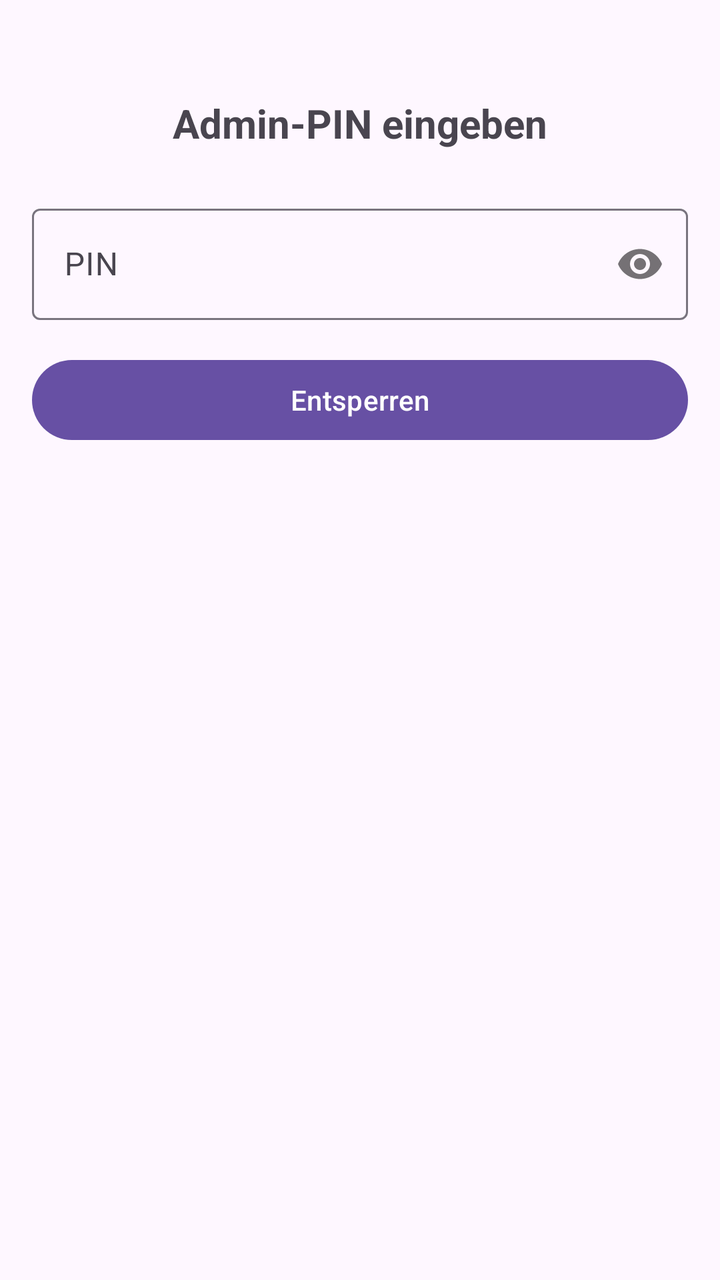
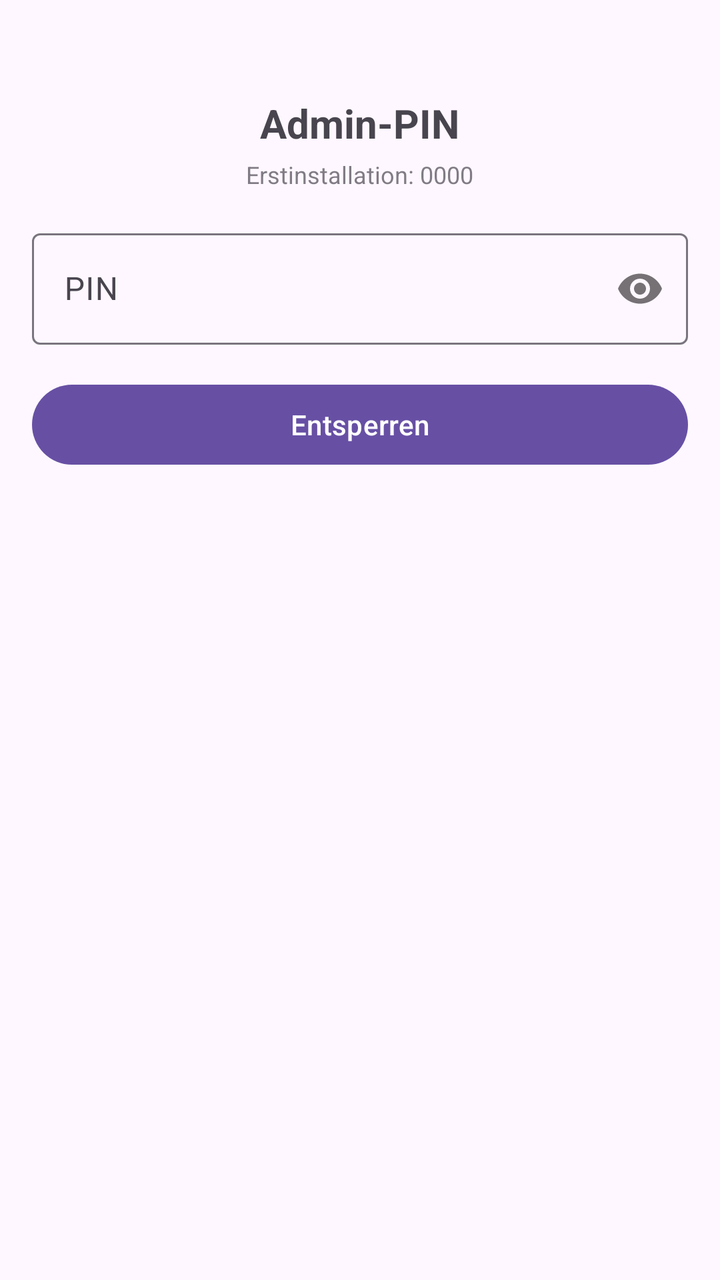

Screens rendered from an Android XML layout before and after an edit, with the pre-edit source and the edit as a unified diff.
<!-- AndroidManifest.xml: activity theme Theme.KioskMDA.Admin -->
<!-- res/layout/activity_admin.xml -->
<?xml version="1.0" encoding="utf-8"?>
<ScrollView xmlns:android="http://schemas.android.com/apk/res/android"
    xmlns:app="http://schemas.android.com/apk/res-auto"
    android:layout_width="match_parent"
    android:layout_height="match_parent"
    android:padding="16dp">

    <LinearLayout
        android:layout_width="match_parent"
        android:layout_height="wrap_content"
        android:orientation="vertical">

        
        <LinearLayout
            android:id="@+id/pinSection"
            android:layout_width="match_parent"
            android:layout_height="wrap_content"
            android:orientation="vertical"
            android:gravity="center">

            <TextView
                android:layout_width="wrap_content"
                android:layout_height="wrap_content"
                android:layout_marginTop="32dp"
                android:text="@string/admin_pin_prompt"
                android:textSize="20sp"
                android:textStyle="bold" />

            <com.google.android.material.textfield.TextInputLayout
                android:layout_width="match_parent"
                android:layout_height="wrap_content"
                android:layout_marginTop="24dp"
                app:passwordToggleEnabled="true">

                <com.google.android.material.textfield.TextInputEditText
                    android:id="@+id/txtPin"
                    android:layout_width="match_parent"
                    android:layout_height="wrap_content"
                    android:hint="@string/admin_pin_hint"
                    android:inputType="numberPassword"
                    android:maxLength="12" />
            </com.google.android.material.textfield.TextInputLayout>

            <com.google.android.material.button.MaterialButton
                android:id="@+id/btnUnlock"
                android:layout_width="match_parent"
                android:layout_height="wrap_content"
                android:layout_marginTop="16dp"
                android:text="@string/admin_unlock" />
        </LinearLayout>

        
        <LinearLayout
            android:id="@+id/adminSection"
            android:layout_width="match_parent"
            android:layout_height="wrap_content"
            android:orientation="vertical"
            android:visibility="gone">

            <TextView
                android:layout_width="wrap_content"
                android:layout_height="wrap_content"
                android:text="@string/admin_panel_title"
                android:textSize="22sp"
                android:textStyle="bold" />

            <TextView
                android:id="@+id/txtCurrentEnv"
                android:layout_width="wrap_content"
                android:layout_height="wrap_content"
                android:layout_marginTop="8dp"
                android:textSize="14sp" />

            <com.google.android.material.button.MaterialButton
                android:id="@+id/btnSync"
                android:layout_width="match_parent"
                android:layout_height="wrap_content"
                android:layout_marginTop="24dp"
                android:text="@string/admin_btn_sync" />

            <View
                android:layout_width="match_parent"
                android:layout_height="1dp"
                android:layout_marginVertical="16dp"
                android:background="?android:attr/listDivider" />

            <TextView
                android:layout_width="wrap_content"
                android:layout_height="wrap_content"
                android:text="@string/admin_section_environment"
                android:textStyle="bold" />

            <LinearLayout
                android:layout_width="match_parent"
                android:layout_height="wrap_content"
                android:layout_marginTop="8dp"
                android:orientation="horizontal">

                <com.google.android.material.button.MaterialButton
                    android:id="@+id/btnEnvProd"
                    android:layout_width="0dp"
                    android:layout_height="wrap_content"
                    android:layout_weight="1"
                    android:text="PROD" />

                <com.google.android.material.button.MaterialButton
                    android:id="@+id/btnEnvTest"
                    android:layout_width="0dp"
                    android:layout_height="wrap_content"
                    android:layout_weight="1"
                    android:layout_marginStart="8dp"
                    android:text="TEST" />
            </LinearLayout>

            <View
                android:layout_width="match_parent"
                android:layout_height="1dp"
                android:layout_marginVertical="16dp"
                android:background="?android:attr/listDivider" />

            <TextView
                android:layout_width="wrap_content"
                android:layout_height="wrap_content"
                android:text="@string/admin_section_url"
                android:textStyle="bold" />

            <com.google.android.material.textfield.TextInputLayout
                android:layout_width="match_parent"
                android:layout_height="wrap_content"
                android:layout_marginTop="8dp">

                <com.google.android.material.textfield.TextInputEditText
                    android:id="@+id/txtConfigUrl"
                    android:layout_width="match_parent"
                    android:layout_height="wrap_content"
                    android:hint="@string/admin_url_hint"
                    android:inputType="textUri" />
            </com.google.android.material.textfield.TextInputLayout>

            <com.google.android.material.button.MaterialButton
                android:id="@+id/btnSetUrl"
                android:layout_width="match_parent"
                android:layout_height="wrap_content"
                android:layout_marginTop="8dp"
                android:text="@string/admin_btn_save_url" />

            <View
                android:layout_width="match_parent"
                android:layout_height="1dp"
                android:layout_marginVertical="16dp"
                android:background="?android:attr/listDivider" />

            <com.google.android.material.button.MaterialButton
                android:id="@+id/btnExit"
                style="@style/Widget.Material3.Button.OutlinedButton"
                android:layout_width="match_parent"
                android:layout_height="wrap_content"
                android:text="@string/admin_btn_exit" />
        </LinearLayout>
    </LinearLayout>
</ScrollView>
<!-- resources referenced by this layout -->
<resources>
  <string name="admin_btn_exit">Kiosk beenden (Notfall)</string>
  <string name="admin_btn_save_url">URL speichern</string>
  <string name="admin_btn_sync">Config jetzt synchronisieren</string>
  <string name="admin_panel_title">Admin-Menü</string>
  <string name="admin_pin_hint">PIN</string>
  <string name="admin_pin_prompt">Admin-PIN eingeben</string>
  <string name="admin_section_environment">Umgebung wechseln</string>
  <string name="admin_section_url">Config-URL überschreiben (optional)</string>
  <string name="admin_unlock">Entsperren</string>
  <string name="admin_url_hint">https://server/config/prod</string>
  <style name="Theme.KioskMDA.Admin" parent="Theme.Material3.DayNight">
          <item name="android:windowFullscreen">false</item>
      </style>
</resources>

<!-- the commit's change to res/layout/activity_admin.xml (unified diff, before → after) -->
@@ -26,10 +26,18 @@
                 android:textSize="20sp"
                 android:textStyle="bold" />
 
+            <TextView
+                android:layout_width="wrap_content"
+                android:layout_height="wrap_content"
+                android:layout_marginTop="4dp"
+                android:text="@string/admin_pin_hint_default"
+                android:textSize="12sp"
+                android:alpha="0.7" />
+
             <com.google.android.material.textfield.TextInputLayout
                 android:layout_width="match_parent"
                 android:layout_height="wrap_content"
-                android:layout_marginTop="24dp"
+                android:layout_marginTop="16dp"
                 app:passwordToggleEnabled="true">
 
                 <com.google.android.material.textfield.TextInputEditText
@@ -71,24 +79,128 @@
                 android:layout_marginTop="8dp"
                 android:textSize="14sp" />
 
+            
+            <View
+                android:layout_width="match_parent"
+                android:layout_height="1dp"
+                android:layout_marginVertical="16dp"
+                android:background="?android:attr/listDivider" />
+
+            <TextView
+                android:layout_width="wrap_content"
+                android:layout_height="wrap_content"
+                android:text="@string/admin_section_test_url"
+                android:textStyle="bold"
+                android:textSize="16sp" />
+
+            <TextView
+                android:layout_width="wrap_content"
+                android:layout_height="wrap_content"
+                android:layout_marginTop="4dp"
+                android:text="@string/admin_test_url_help"
+                android:textSize="12sp"
+                android:alpha="0.7" />
+
+            <com.google.android.material.textfield.TextInputLayout
+                android:layout_width="match_parent"
+                android:layout_height="wrap_content"
+                android:layout_marginTop="8dp">
+
+                <com.google.android.material.textfield.TextInputEditText
+                    android:id="@+id/txtTestUrl"
+                    android:layout_width="match_parent"
+                    android:layout_height="wrap_content"
+                    android:hint="https://duckduckgo.com"
+                    android:inputType="textUri"
+                    android:singleLine="true" />
+            </com.google.android.material.textfield.TextInputLayout>
+
+            <LinearLayout
+                android:layout_width="match_parent"
+                android:layout_height="wrap_content"
+                android:orientation="horizontal"
+                android:layout_marginTop="8dp">
+
+                <com.google.android.material.button.MaterialButton
+                    android:id="@+id/btnLoadTestUrl"
+                    android:layout_width="0dp"
+                    android:layout_height="wrap_content"
+                    android:layout_weight="1"
+                    android:text="@string/admin_btn_load_test" />
+
+                <com.google.android.material.button.MaterialButton
+                    android:id="@+id/btnClearTestUrl"
+                    style="@style/Widget.Material3.Button.OutlinedButton"
+                    android:layout_width="wrap_content"
+                    android:layout_height="wrap_content"
+                    android:layout_marginStart="8dp"
+                    android:text="@string/admin_btn_clear_test" />
+            </LinearLayout>
+
+            
+            <TextView
+                android:layout_width="wrap_content"
+                android:layout_height="wrap_content"
+                android:layout_marginTop="12dp"
+                android:text="@string/admin_quick_examples"
+                android:textSize="12sp"
+                android:alpha="0.7" />
+
+            <com.google.android.material.chip.ChipGroup
+                android:layout_width="match_parent"
+                android:layout_height="wrap_content"
+                android:layout_marginTop="4dp">
+
+                <com.google.android.material.chip.Chip
+                    android:id="@+id/chipExample1"
+                    android:layout_width="wrap_content"
+                    android:layout_height="wrap_content"
+                    android:text="DuckDuckGo"
+                    style="@style/Widget.Material3.Chip.Suggestion" />
+
+                <com.google.android.material.chip.Chip
+                    android:id="@+id/chipExample2"
+                    android:layout_width="wrap_content"
+                    android:layout_height="wrap_content"
+                    android:text="Wikipedia"
+                    style="@style/Widget.Material3.Chip.Suggestion" />
+
+                <com.google.android.material.chip.Chip
+                    android:id="@+id/chipExample3"
+                    android:layout_width="wrap_content"
+                    android:layout_height="wrap_content"
+                    android:text="Tagesschau"
+                    style="@style/Widget.Material3.Chip.Suggestion" />
+            </com.google.android.material.chip.ChipGroup>
+
+            
+            <View
+                android:layout_width="match_parent"
+                android:layout_height="1dp"
+                android:layout_marginVertical="16dp"
+                android:background="?android:attr/listDivider" />
+
+            <TextView
+                android:layout_width="wrap_content"
+                android:layout_height="wrap_content"
+                android:text="@string/admin_section_server"
+                android:textStyle="bold"
+                android:textSize="16sp" />
+
             <com.google.android.material.button.MaterialButton
                 android:id="@+id/btnSync"
                 android:layout_width="match_parent"
                 android:layout_height="wrap_content"
-                android:layout_marginTop="24dp"
+                android:layout_marginTop="8dp"
                 android:text="@string/admin_btn_sync" />
 
-            <View
-                android:layout_width="match_parent"
-                android:layout_height="1dp"
-                android:layout_marginVertical="16dp"
-                android:background="?android:attr/listDivider" />
-
-            <TextView
-                android:layout_width="wrap_content"
-                android:layout_height="wrap_content"
+            <TextView
+                android:layout_width="wrap_content"
+                android:layout_height="wrap_content"
+                android:layout_marginTop="16dp"
                 android:text="@string/admin_section_environment"
-                android:textStyle="bold" />
+                android:textStyle="bold"
+                android:textSize="14sp" />
 
             <LinearLayout
                 android:layout_width="match_parent"
@@ -112,17 +224,13 @@
                     android:text="TEST" />
             </LinearLayout>
 
-            <View
-                android:layout_width="match_parent"
-                android:layout_height="1dp"
-                android:layout_marginVertical="16dp"
-                android:background="?android:attr/listDivider" />
-
-            <TextView
-                android:layout_width="wrap_content"
-                android:layout_height="wrap_content"
+            <TextView
+                android:layout_width="wrap_content"
+                android:layout_height="wrap_content"
+                android:layout_marginTop="16dp"
                 android:text="@string/admin_section_url"
-                android:textStyle="bold" />
+                android:textStyle="bold"
+                android:textSize="14sp" />
 
             <com.google.android.material.textfield.TextInputLayout
                 android:layout_width="match_parent"
@@ -144,6 +252,28 @@
                 android:layout_marginTop="8dp"
                 android:text="@string/admin_btn_save_url" />
 
+            
+            <View
+                android:layout_width="match_parent"
+                android:layout_height="1dp"
+                android:layout_marginVertical="16dp"
+                android:background="?android:attr/listDivider" />
+
+            <TextView
+                android:layout_width="wrap_content"
+                android:layout_height="wrap_content"
+                android:text="@string/admin_section_help"
+                android:textStyle="bold"
+                android:textSize="16sp" />
+
+            <TextView
+                android:layout_width="match_parent"
+                android:layout_height="wrap_content"
+                android:layout_marginTop="8dp"
+                android:text="@string/admin_help_text"
+                android:textSize="13sp"
+                android:lineSpacingExtra="4dp" />
+
             <View
                 android:layout_width="match_parent"
                 android:layout_height="1dp"
@@ -156,6 +286,8 @@
                 android:layout_width="match_parent"
                 android:layout_height="wrap_content"
                 android:text="@string/admin_btn_exit" />
+
+            <View android:layout_width="match_parent" android:layout_height="32dp" />
         </LinearLayout>
     </LinearLayout>
 </ScrollView>
<!-- resource entries referenced after the edit -->
@@ -1,13 +1,22 @@
 <!-- resources referenced by this layout -->
 <resources>
+  <string name="admin_btn_clear_test">Löschen</string>
   <string name="admin_btn_exit">Kiosk beenden (Notfall)</string>
+  <string name="admin_btn_load_test">URL laden</string>
   <string name="admin_btn_save_url">URL speichern</string>
   <string name="admin_btn_sync">Config jetzt synchronisieren</string>
+  <string name="admin_help_text">• Admin öffnen: oben rechts (kleiner Punkt) — 3× tippen ODER lange drücken (~1,5s)\n\n• Bei Erstinstallation ist die PIN 0000. Echte PIN wird über die XML-Config gesetzt (SHA-256-Hash).\n\n• Damit andere Apps gesperrt sind: in den Android-Einstellungen → Apps → Standard-Apps → Home-App → Kiosk MDA. Vollständiger Lockdown nur mit Device-Owner (StageNow oder ADB).\n\n• Automatischer Sync: alle 15 Minuten holt die App die aktuelle Config vom Server (sofern Config-URL gesetzt).</string>
   <string name="admin_panel_title">Admin-Menü</string>
   <string name="admin_pin_hint">PIN</string>
-  <string name="admin_pin_prompt">Admin-PIN eingeben</string>
+  <string name="admin_pin_hint_default">Erstinstallation: 0000</string>
+  <string name="admin_pin_prompt">Admin-PIN</string>
+  <string name="admin_quick_examples">Beispiele:</string>
   <string name="admin_section_environment">Umgebung wechseln</string>
+  <string name="admin_section_help">Hilfe / Bedienung</string>
+  <string name="admin_section_server">Server-Config</string>
+  <string name="admin_section_test_url">Test-URL (Quick-Test)</string>
   <string name="admin_section_url">Config-URL überschreiben (optional)</string>
+  <string name="admin_test_url_help">URL die direkt im Kiosk geladen wird, ohne Server-Config. Überschreibt die XML-Config.</string>
   <string name="admin_unlock">Entsperren</string>
   <string name="admin_url_hint">https://server/config/prod</string>
   <style name="Theme.KioskMDA.Admin" parent="Theme.Material3.DayNight">
